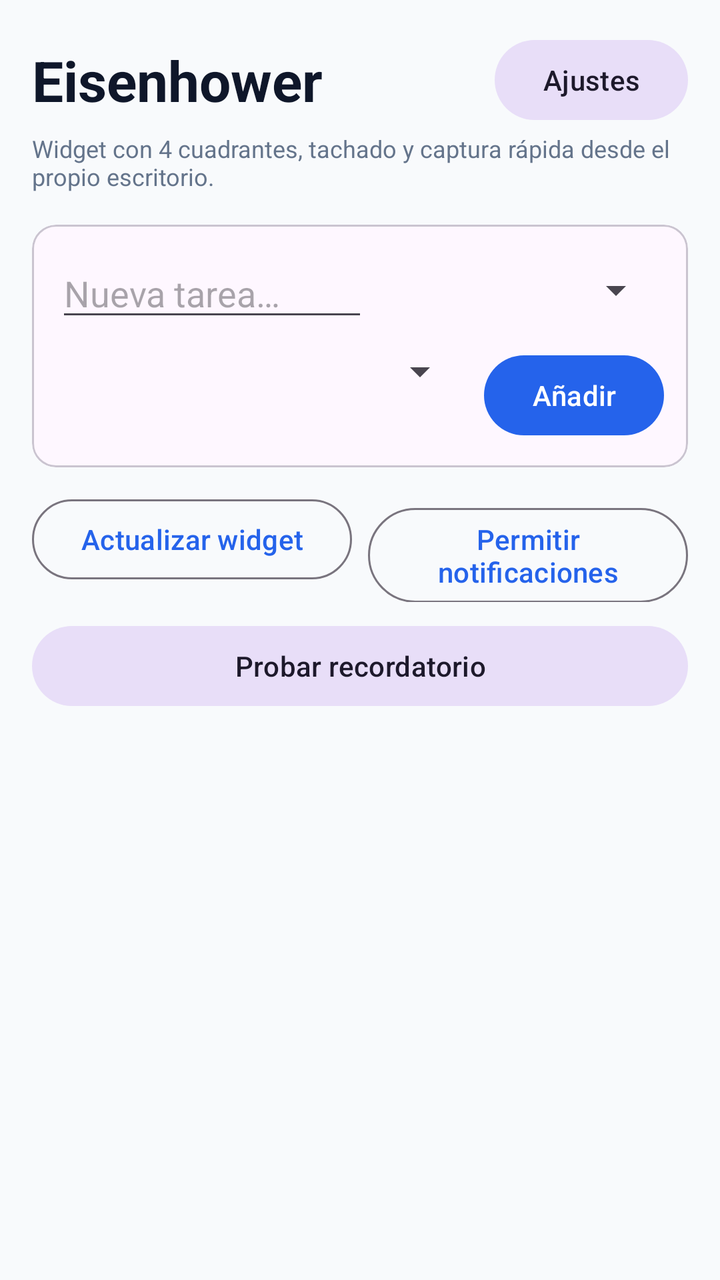
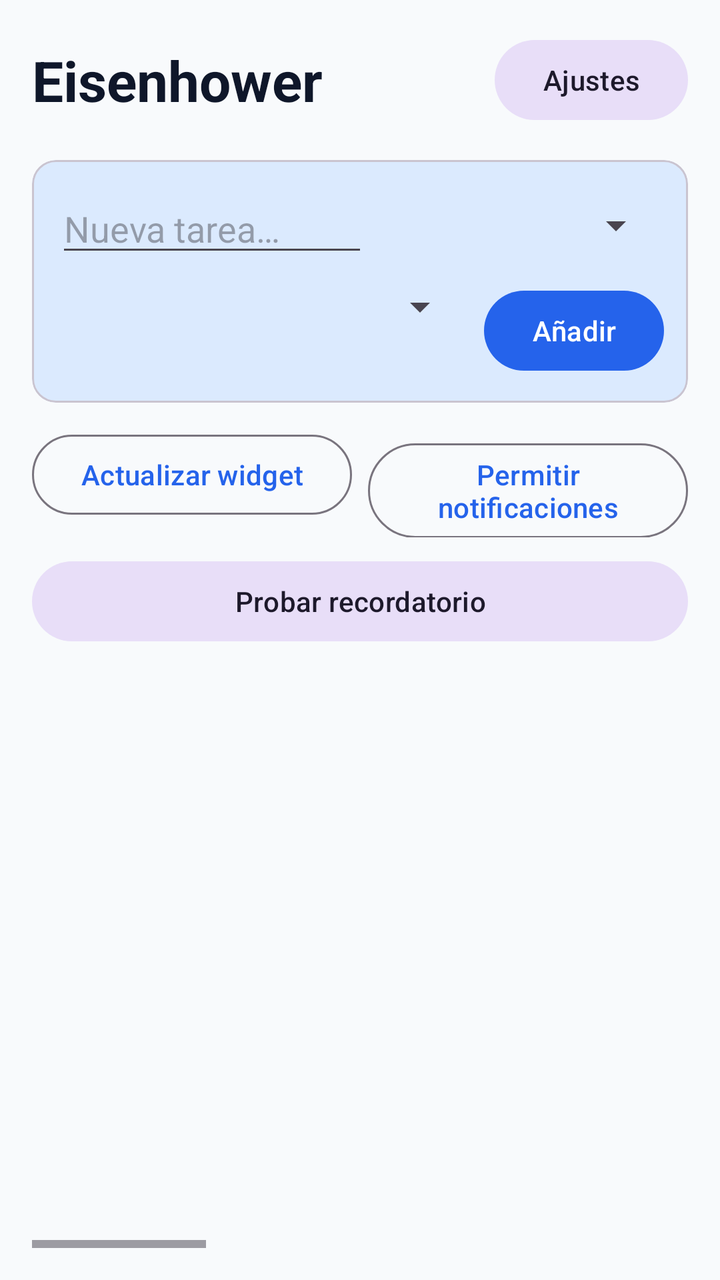

An Android layout rendered at two revisions. The XML below is the earlier revision; the diff shows what the commit changed to produce the second picture.
<!-- AndroidManifest.xml: application theme AppTheme -->
<!-- res/layout/activity_main.xml -->
<?xml version="1.0" encoding="utf-8"?>
<LinearLayout xmlns:android="http://schemas.android.com/apk/res/android"
    android:layout_width="match_parent"
    android:layout_height="match_parent"
    android:background="#F8FAFC"
    android:orientation="vertical"
    android:padding="16dp">

    <LinearLayout
        android:layout_width="match_parent"
        android:layout_height="wrap_content"
        android:gravity="center_vertical"
        android:orientation="horizontal">

        <TextView
            android:layout_width="0dp"
            android:layout_height="wrap_content"
            android:layout_weight="1"
            android:text="@string/main_title"
            android:textColor="#0F172A"
            android:textSize="28sp"
            android:textStyle="bold" />

        <com.google.android.material.button.MaterialButton
            android:id="@+id/btnSettings"
            style="@style/Widget.Material3.Button.TonalButton"
            android:layout_width="wrap_content"
            android:layout_height="wrap_content"
            android:text="@string/settings" />
    </LinearLayout>

    <TextView
        android:layout_width="match_parent"
        android:layout_height="wrap_content"
        android:layout_marginTop="2dp"
        android:text="Widget con 4 cuadrantes, tachado y captura rápida desde el propio escritorio."
        android:textColor="#64748B"
        android:textSize="12sp" />

    <com.google.android.material.card.MaterialCardView
        android:layout_width="match_parent"
        android:layout_height="wrap_content"
        android:layout_marginTop="16dp"
        android:elevation="0dp">

        <LinearLayout
            android:layout_width="match_parent"
            android:layout_height="wrap_content"
            android:orientation="vertical"
            android:padding="12dp">

            <LinearLayout
                android:layout_width="match_parent"
                android:layout_height="wrap_content"
                android:gravity="center_vertical"
                android:orientation="horizontal">

                <EditText
                    android:id="@+id/taskInput"
                    android:layout_width="0dp"
                    android:layout_height="wrap_content"
                    android:layout_weight="1"
                    android:hint="@string/task_hint"
                    android:inputType="textCapSentences"
                    android:maxLines="1" />

                <Spinner
                    android:id="@+id/quadrantSpinner"
                    android:layout_width="140dp"
                    android:layout_height="wrap_content"
                    android:layout_marginStart="8dp" />
            </LinearLayout>

            <LinearLayout
                android:layout_width="match_parent"
                android:layout_height="wrap_content"
                android:layout_marginTop="8dp"
                android:orientation="horizontal">

                <Spinner
                    android:id="@+id/dueSpinner"
                    android:layout_width="0dp"
                    android:layout_height="wrap_content"
                    android:layout_weight="1" />

                <com.google.android.material.button.MaterialButton
                    android:id="@+id/btnAdd"
                    android:layout_width="wrap_content"
                    android:layout_height="wrap_content"
                    android:layout_marginStart="8dp"
                    android:text="@string/add" />
            </LinearLayout>
        </LinearLayout>
    </com.google.android.material.card.MaterialCardView>

    <LinearLayout
        android:layout_width="match_parent"
        android:layout_height="wrap_content"
        android:layout_marginTop="12dp"
        android:orientation="horizontal">

        <com.google.android.material.button.MaterialButton
            android:id="@+id/btnWidget"
            style="@style/Widget.Material3.Button.OutlinedButton"
            android:layout_width="0dp"
            android:layout_height="wrap_content"
            android:layout_weight="1"
            android:text="@string/update_widget" />

        <com.google.android.material.button.MaterialButton
            android:id="@+id/btnNotify"
            style="@style/Widget.Material3.Button.OutlinedButton"
            android:layout_width="0dp"
            android:layout_height="wrap_content"
            android:layout_marginStart="8dp"
            android:layout_weight="1"
            android:text="@string/allow_notifications" />
    </LinearLayout>

    <com.google.android.material.button.MaterialButton
        android:id="@+id/btnTestNotify"
        style="@style/Widget.Material3.Button.TonalButton"
        android:layout_width="match_parent"
        android:layout_height="wrap_content"
        android:layout_marginTop="8dp"
        android:text="@string/test_reminder" />

    <ScrollView
        android:layout_width="match_parent"
        android:layout_height="0dp"
        android:layout_marginTop="16dp"
        android:layout_weight="1"
        android:fillViewport="true">

        <LinearLayout
            android:id="@+id/tasksContainer"
            android:layout_width="match_parent"
            android:layout_height="wrap_content"
            android:orientation="vertical" />
    </ScrollView>
</LinearLayout>
<!-- resources referenced by this layout -->
<resources>
  <string name="add">Añadir</string>
  <string name="allow_notifications">Permitir notificaciones</string>
  <string name="main_title">Eisenhower</string>
  <string name="settings">Ajustes</string>
  <string name="task_hint">Nueva tarea…</string>
  <string name="test_reminder">Probar recordatorio</string>
  <string name="update_widget">Actualizar widget</string>
  <style name="AppTheme" parent="Theme.Material3.Light.NoActionBar">
          <item name="colorPrimary">#2563EB</item>
          <item name="android:statusBarColor">#0F172A</item>
          <item name="android:navigationBarColor">#0F172A</item>
      </style>
</resources>

<!-- the commit's change to res/layout/activity_main.xml (unified diff, before → after) -->
@@ -29,18 +29,12 @@
             android:text="@string/settings" />
     </LinearLayout>
 
-    <TextView
-        android:layout_width="match_parent"
-        android:layout_height="wrap_content"
-        android:layout_marginTop="2dp"
-        android:text="Widget con 4 cuadrantes, tachado y captura rápida desde el propio escritorio."
-        android:textColor="#64748B"
-        android:textSize="12sp" />
-
+    
     <com.google.android.material.card.MaterialCardView
         android:layout_width="match_parent"
         android:layout_height="wrap_content"
         android:layout_marginTop="16dp"
+        android:backgroundTint="#DBEAFE"
         android:elevation="0dp">
 
         <LinearLayout
@@ -125,7 +119,8 @@
         android:layout_marginTop="8dp"
         android:text="@string/test_reminder" />
 
-    <ScrollView
+    
+    <HorizontalScrollView
         android:layout_width="match_parent"
         android:layout_height="0dp"
         android:layout_marginTop="16dp"
@@ -133,9 +128,49 @@
         android:fillViewport="true">
 
         <LinearLayout
-            android:id="@+id/tasksContainer"
-            android:layout_width="match_parent"
-            android:layout_height="wrap_content"
-            android:orientation="vertical" />
-    </ScrollView>
+            android:layout_width="wrap_content"
+            android:layout_height="match_parent"
+            android:orientation="horizontal">
+
+            
+            <LinearLayout
+                android:layout_width="300dp"
+                android:layout_height="match_parent"
+                android:layout_marginEnd="12dp"
+                android:orientation="vertical">
+                <TextView android:id="@+id/titleQ1View" android:layout_width="match_parent" android:layout_height="wrap_content" android:textColor="#0F172A" android:textSize="18sp" android:textStyle="bold" android:paddingBottom="8dp"/>
+                <androidx.recyclerview.widget.RecyclerView android:id="@+id/listQ1" android:layout_width="match_parent" android:layout_height="match_parent" />
+            </LinearLayout>
+
+            
+            <LinearLayout
+                android:layout_width="300dp"
+                android:layout_height="match_parent"
+                android:layout_marginEnd="12dp"
+                android:orientation="vertical">
+                <TextView android:id="@+id/titleQ2View" android:layout_width="match_parent" android:layout_height="wrap_content" android:textColor="#0F172A" android:textSize="18sp" android:textStyle="bold" android:paddingBottom="8dp"/>
+                <androidx.recyclerview.widget.RecyclerView android:id="@+id/listQ2" android:layout_width="match_parent" android:layout_height="match_parent" />
+            </LinearLayout>
+
+            
+            <LinearLayout
+                android:layout_width="300dp"
+                android:layout_height="match_parent"
+                android:layout_marginEnd="12dp"
+                android:orientation="vertical">
+                <TextView android:id="@+id/titleQ3View" android:layout_width="match_parent" android:layout_height="wrap_content" android:textColor="#0F172A" android:textSize="18sp" android:textStyle="bold" android:paddingBottom="8dp"/>
+                <androidx.recyclerview.widget.RecyclerView android:id="@+id/listQ3" android:layout_width="match_parent" android:layout_height="match_parent" />
+            </LinearLayout>
+
+            
+            <LinearLayout
+                android:layout_width="300dp"
+                android:layout_height="match_parent"
+                android:orientation="vertical">
+                <TextView android:id="@+id/titleQ4View" android:layout_width="match_parent" android:layout_height="wrap_content" android:textColor="#0F172A" android:textSize="18sp" android:textStyle="bold" android:paddingBottom="8dp"/>
+                <androidx.recyclerview.widget.RecyclerView android:id="@+id/listQ4" android:layout_width="match_parent" android:layout_height="match_parent" />
+            </LinearLayout>
+
+        </LinearLayout>
+    </HorizontalScrollView>
 </LinearLayout>
